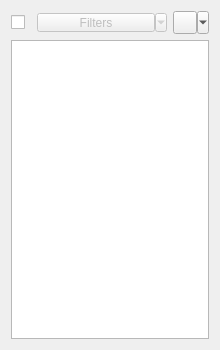
southseact-3d/fcd, file src/Mod/Sketcher/Gui/TaskSketcherElements.ui: the form before one commit.
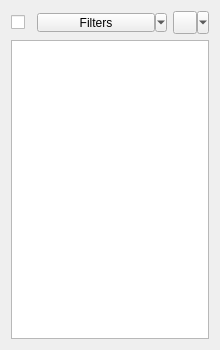
The form after the commit. Icons and pictures are not drawn. Custom widgets are drawn as their Qt base class.

Commit message: Sketcher: Element widget: - FilterBox and filter state is now registered as preference to be cross-session.

```diff
--- a/src/Mod/Sketcher/Gui/TaskSketcherElements.ui
+++ b/src/Mod/Sketcher/Gui/TaskSketcherElements.ui
@@ -64,9 +64,6 @@
        <property name="styleSheet">
         <string notr="true">padding-left: 0px; margin-left: 0px</string>
        </property>
-       <property name="enabled">
-        <bool>false</bool>
-       </property>
        <property name="text">
         <string>Filters</string>
        </property>
```
Left out of the diff: 3 changed lines with no effect on the pictures. The commit also changes 1 other file.
